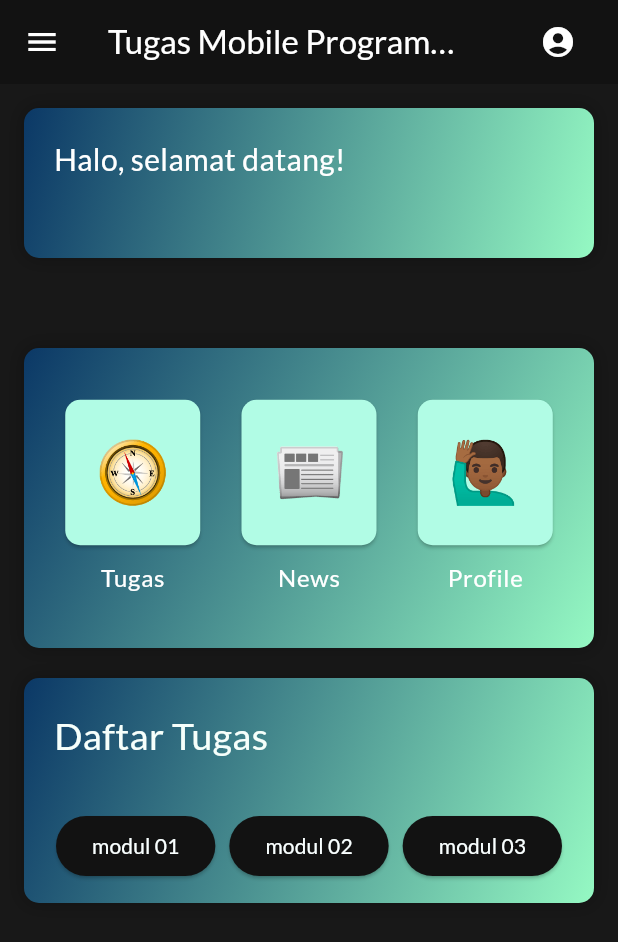
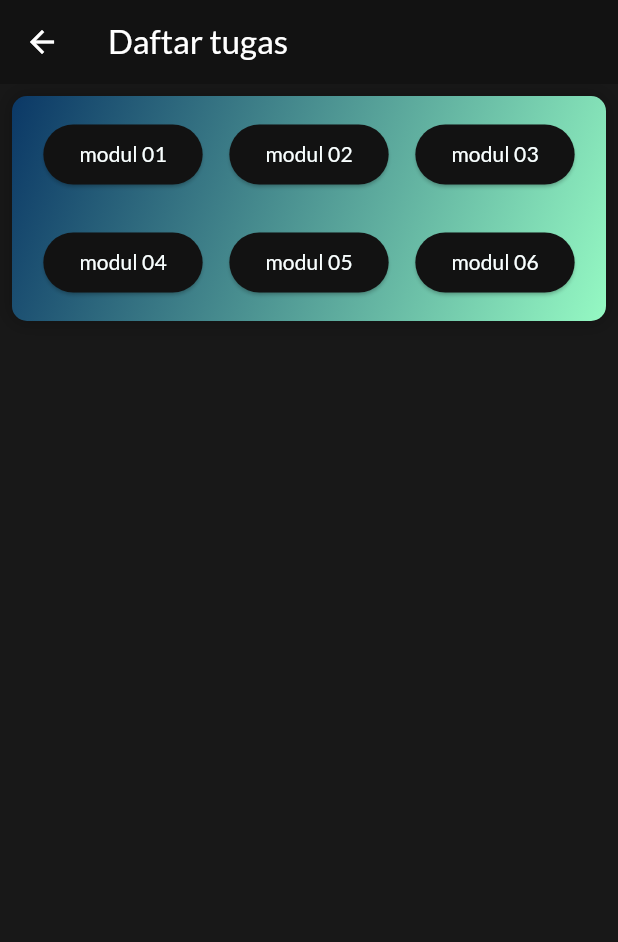
Before and after one commit to adoajah0989/Mobile-Programing, a Flutter app: the screen it shows after launch, after a tap on an icon or button, on a phone screen of 412 x 824 dp. Shown: the top 942 px of the screen. Run offline on Flutter 3.47's test engine with Material 3 defaults, Android fonts, the phone set to English and light mode, and no system bars; missing offline and left inert: dart:html.

Commit message:
update modul 5

```diff
--- /dev/null
+++ b/latihan_1/lib/components/daftarTugas.dart
@@ -0,0 +1,153 @@
+import 'package:flutter/cupertino.dart';
+import 'package:flutter/material.dart';
+import 'package:flutter/painting.dart';
+import 'package:flutter/rendering.dart';
+import 'package:flutter/widgets.dart';
+import 'package:latihan_1/page/tugas5.dart';
+import '../page/tugas1.dart';
+import '../page/tugas2.dart';
+import '../page/tugas3.dart';
+import '../page/list_page.dart';
+
+class daftar_tugas extends StatelessWidget {
+  const daftar_tugas({
+    super.key,
+  });
+
+  @override
+  Widget build(BuildContext context) {
+    return Container(
+      height: 150,
+      decoration: const BoxDecoration(
+          gradient: LinearGradient(
+            begin: Alignment.topLeft,
+            end: Alignment.bottomRight,
+            colors: [
+              Color.fromRGBO(11, 56, 102, 1), // Warna atas
+              Color.fromRGBO(149, 249, 195, 1), // Warna bawah
+            ],
+          ),
+          boxShadow: [
+            BoxShadow(
+              color: Color.fromARGB(60, 0, 0, 0),
+              blurRadius: 10.0, // ukuran blur
+              spreadRadius: 1.0, // penyebaran bayangan
+              offset: Offset(0, 0), // posisi bayangan (x, y)
+            ),
+          ],
+          borderRadius: BorderRadius.all(Radius.circular(10))),
+      child: Column(
+        mainAxisAlignment: MainAxisAlignment.center,
+        crossAxisAlignment: CrossAxisAlignment.center,
+        children: <Widget>[
+          Container(
+            child: Padding(
+              padding: const EdgeInsets.all(12.0),
+              child: Column(
+                children: [
+                  Row(
+                    mainAxisAlignment: MainAxisAlignment.spaceAround,
+                    children: [
+                      ElevatedButton(
+                        onPressed: () {
+                          Navigator.push(
+                            context,
+                            MaterialPageRoute(builder: (context) => tugas1()),
+                          );
+                        },
+                        child: const Text(
+                          'modul 01',
+                          style:
+                              TextStyle(color: Color.fromARGB(255, 249, 255, 255)),
+                        ),
+                      ),
+                      ElevatedButton(
+                        onPressed: () {
+                          Navigator.push(
+                            context,
+                            MaterialPageRoute(builder: (context) => Tugas2()),
+                          );
+                        },
+                        child: const Text(
+                          'modul 02',
+                          style:
+                              TextStyle(color: Color.fromARGB(255, 249, 255, 255)),
+                        ),
+                      ),
+                      ElevatedButton(
+                        onPressed: () {
+                          Navigator.push(
+                            context,
+                            MaterialPageRoute(builder: (context) => tugas3()),
+                          );
+                        },
+                        child: const Text(
+                          'modul 03',
+                          style:
+                              TextStyle(color: Color.fromARGB(255, 249, 255, 255)),
+                        ),
+                      ),
+                    ],
+                  ),
+
+                ],
+              ),
+            ),
+          ),
+          Padding(
+            padding: const EdgeInsets.all(12.0),
+            child: Column(
+              children: [
+                Row(
+                  mainAxisAlignment: MainAxisAlignment.spaceAround,
+                  children: [
+                    ElevatedButton(
+                      onPressed: () {
+                        Navigator.push(
+                          context,
+                          MaterialPageRoute(builder: (context) => tugas1()),
+                        );
+                      },
+                      child: const Text(
+                        'modul 04',
+                        style:
+                            TextStyle(color: Color.fromARGB(255, 249, 255, 255)),
+                      ),
+                    ),
+                    ElevatedButton(
+                      onPressed: () {
+                        Navigator.push(
+                          context,
+                          MaterialPageRoute(builder: (context) => Tugas5()),
+                        );
+                      },
+                      child: const Text(
+                        'modul 05',
+                        style:
+                            TextStyle(color: Color.fromARGB(255, 249, 255, 255)),
+                      ),
+                    ),
+                    ElevatedButton(
+                      onPressed: () {
+                        Navigator.push(
+                          context,
+                          MaterialPageRoute(builder: (context) => tugas3()),
+                        );
+                      },
+                      child: const Text(
+                        'modul 06',
+                        style:
+                            TextStyle(color: Color.fromARGB(255, 249, 255, 255)),
+                      ),
+                    ),
+                  ],
+                ),
+
+              ],
+            ),
+          ),
+        ],
+      ),
+    );
+  }
+}
--- a/latihan_1/lib/main.dart
+++ b/latihan_1/lib/main.dart
@@ -5,6 +5,7 @@
 import 'package:flutter/painting.dart';
 import 'package:flutter/rendering.dart';
 import 'package:flutter/widgets.dart';
+import 'package:latihan_1/page/tugas_page.dart';
 
 import './page/tugas1.dart';
 import './page/tugas2.dart';
@@ -127,14 +128,18 @@
                         padding: const EdgeInsets.all(20.0),
                         child: Column(
                           children: [
-                          Text('Halo, selamat datang!',style: TextStyle(fontSize: 20),),
+                            Text(
+                              'Halo, selamat datang!',
+                              style: TextStyle(fontSize: 20),
+                            ),
                           ],
                         ),
                       )
                     ],
-                )
+                  )),
+              SizedBox(
+                height: 60,
               ),
-              SizedBox(height: 60,),
               Container(
                 decoration: const BoxDecoration(
                   gradient: LinearGradient(
@@ -164,7 +169,11 @@
                         children: [
                           ElevatedButton(
                             onPressed: () {
-                              //
+                              Navigator.push(
+                                context,
+                                MaterialPageRoute(
+                                    builder: (context) => tugasPage()),
+                              );
                             },
                             style: ElevatedButton.styleFrom(
                               shape: RoundedRectangleBorder(
@@ -251,98 +260,6 @@
                       ),
                     ]),
               ),
-              const SizedBox(height: 20),
-              Container(
-                decoration: const BoxDecoration(
-                    gradient: LinearGradient(
-                      begin: Alignment.topLeft,
-                      end: Alignment.bottomRight,
-                      colors: [
-                        Color.fromRGBO(11, 56, 102, 1), // Warna atas
-                        Color.fromRGBO(149, 249, 195, 1), // Warna bawah
-                      ],
-                    ),
-                    boxShadow: [
-                      BoxShadow(
-                        color: Color.fromARGB(60, 0, 0, 0),
-                        blurRadius: 10.0, // ukuran blur
-                        spreadRadius: 1.0, // penyebaran bayangan
-                        offset: Offset(0, 0), // posisi bayangan (x, y)
-                      ),
-                    ],
-                    borderRadius: BorderRadius.all(Radius.circular(10))),
-                height: 150,
-                child: Column(
-                  mainAxisAlignment: MainAxisAlignment.start,
-                  crossAxisAlignment: CrossAxisAlignment.start,
-                  children: <Widget>[
-                    const Padding(
-                      padding: EdgeInsets.all(20.0),
-                      child: Column(children: <Widget>[
-                        Text(
-                          'Daftar Tugas',
-                          style: TextStyle(
-                              fontSize: 25,
-                              color: Color.fromARGB(255, 246, 255, 251)),
-                        ),
-                      ]),
-                    ),
-                    Padding(
-                      padding: const EdgeInsets.all(12.0),
-                      child: Row(
-                        mainAxisAlignment: MainAxisAlignment.spaceEvenly,
-                        crossAxisAlignment: CrossAxisAlignment.center,
-                        children: [
-                          ElevatedButton(
-                            onPressed: () {
-                              Navigator.push(
-                                context,
-                                MaterialPageRoute(
-                                    builder: (context) => tugas1()),
-                              );
-                            },
-                            child: const Text(
-                              'modul 01',
-                              style: TextStyle(
-                                  color: Color.fromARGB(255, 249, 255, 255)),
-                            ),
-                          ),
-                          ElevatedButton(
-                            onPressed: () {
-                              Navigator.push(
-                                context,
-                                MaterialPageRoute(
-                                    builder: (context) => Tugas2()),
-                              );
-                            },
-                            child: const Text(
-                              'modul 02',
-                              style: TextStyle(
-                                  color: Color.fromARGB(255, 249, 255, 255)),
-                            ),
-                          ),
-                          ElevatedButton(
-                            onPressed: () {
-                              Navigator.push(
-                                context,
-                                MaterialPageRoute(
-                                    builder: (context) => tugas3()),
-                              );
-                            },
-                            child: const Text(
-                              'modul 03',
-                              style: TextStyle(
-                                  color: Color.fromARGB(255, 249, 255, 255)),
-                            ),
-                          ),
-                        ],
-                      ),
-                    )
-                  ],
-                ),
-              ),
-
-
             ],
           ),
         ),
--- /dev/null
+++ b/latihan_1/lib/page/tugas_page.dart
@@ -0,0 +1,36 @@
+import 'dart:html';
+
+import 'package:flutter/material.dart';
+import 'package:latihan_1/components/daftarTugas.dart';
+
+class tugasPage extends StatelessWidget {
+  List<String> namaAnggotaKelompok = [
+    'Nurmansyah',
+    'Gilang',
+    'Teguh',
+    'Tegar',
+    'Sofwan'
+  ];
+
+  @override
+  Widget build(BuildContext context) {
+    return Scaffold(
+      appBar: AppBar(
+        leading: IconButton(
+          icon: Icon(Icons.arrow_back),
+          onPressed: () {
+            Navigator.pop(context); // Fungsi untuk kembali ke halaman sebelumnya
+          },
+        ),
+        title: Text(
+          'Daftar tugas',
+          style: TextStyle(color: Colors.white),
+        ),
+      ),
+      body: Padding(
+        padding: const EdgeInsets.all(8.0),
+        child: daftar_tugas(),
+      ),
+    );
+  }
+}
```
Also changed, not shown: latihan_1/lib/page/tugas5.dart (added, +189 -0 lines). Lines whose indentation alone changed are shown as unchanged.
